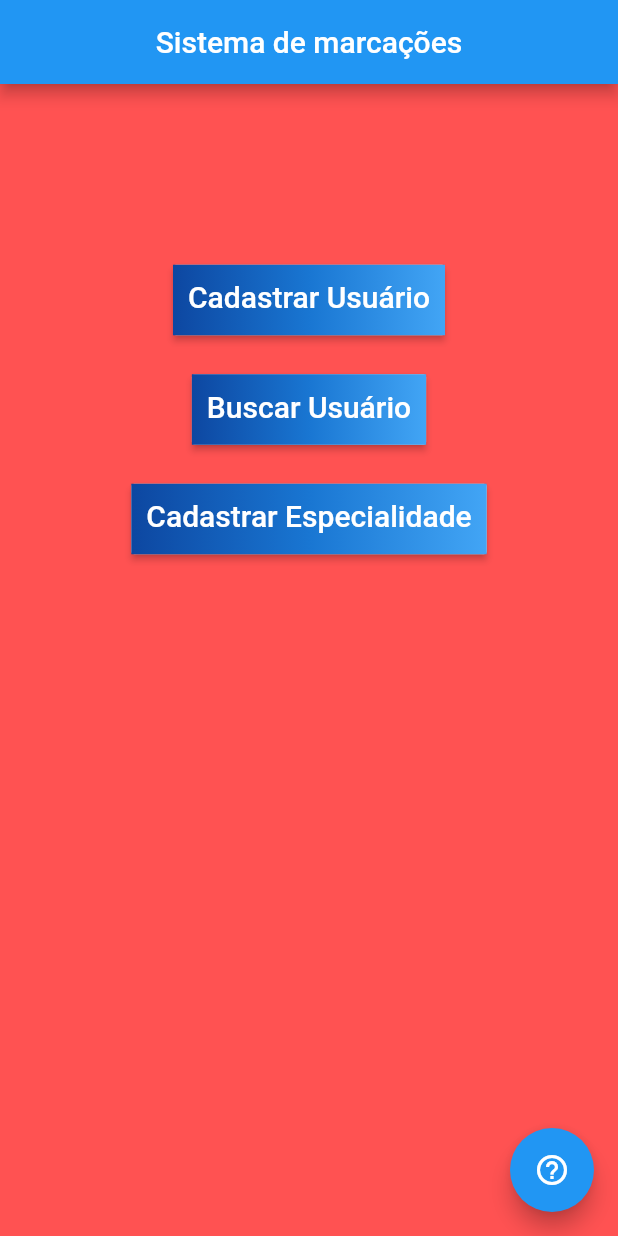
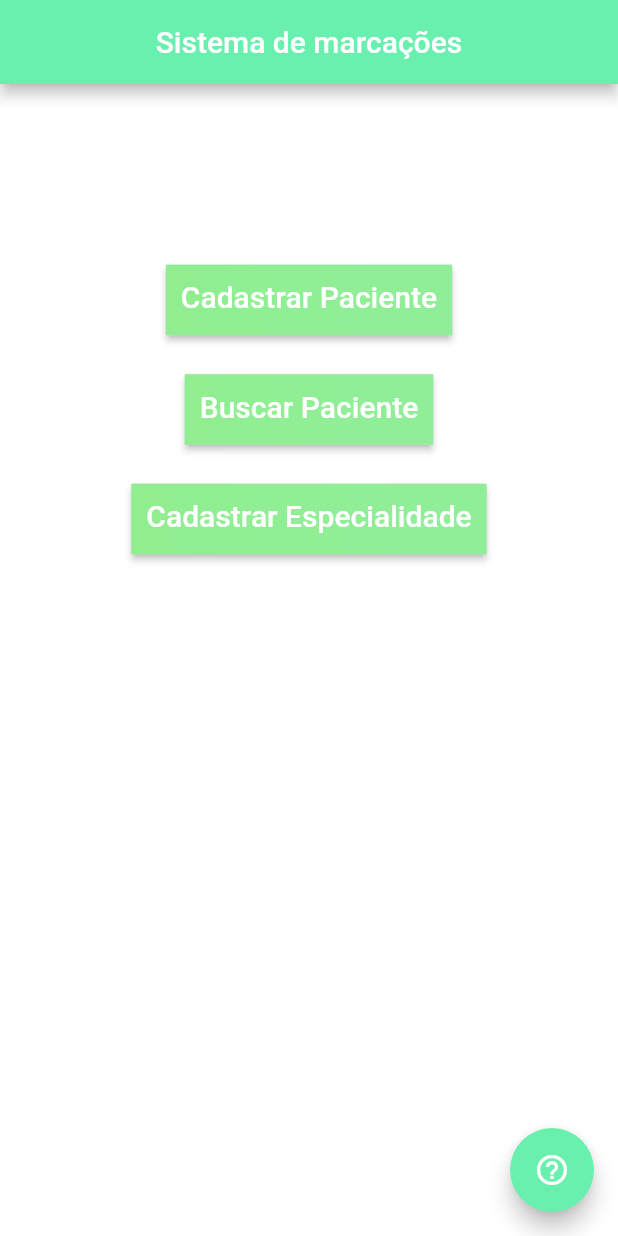
Before and after one commit to denpufa/Project-PDS-UFRN, a Flutter app: the screen it shows after launch, on a phone screen of 412 x 824 dp. Run offline on Flutter 3.47's test engine with Material 2 defaults, Android fonts, the phone set to English and light mode, and no system bars.

Commit message:
começando a tela de cadastro de pacientes

```diff
--- a/lib/componentes/Button.dart
+++ b/lib/componentes/Button.dart
@@ -1,17 +1,17 @@
 import 'package:flutter/material.dart';
-import 'package:projetodps/telas/CadastroUsu.dart';
+import 'package:projetodps/telas/CadastroP.dart';
 class Button extends StatefulWidget {
-  final String t;
-  final int i;
-  final BuildContext c;
+  final String _t;
+  final int _i;
+
 
   @override
   _Button createState() => _Button();
-  Button(this.t,this.i,this.c,{Key key}):super(key:key);
+  Button(this._t,this._i,{Key key}):super(key:key);
 
-  String getT(){return t;}
-  int getI(){return i;}
-  BuildContext getC(){return c;}
+  String getT(){return _t;}
+  int getI(){return _i;}
+
 
 }
 
@@ -20,8 +20,7 @@ class Button extends StatefulWidget {
   @override
   Widget build(BuildContext context) {
     return RaisedButton(
-         onPressed: (){_tipo(widget.getI());}
-        ,
+         onPressed: (){_tipo(widget.getI());},
         textColor: Colors.white,
         padding: const EdgeInsets.all(0.0),
         child: Container(
@@ -29,9 +28,9 @@ class Button extends StatefulWidget {
           decoration: const BoxDecoration(
             gradient: LinearGradient(
               colors: <Color>[
-                Color(0xFF0D47A1),
-                Color(0xFF1976D2),
-                Color(0xFF42A5F5),
+                Color(0xFF90EE90),
+                Color(0xFF90EE95),
+                Color(0xFF90EE99),
               ],
             ),
           ),
@@ -44,17 +43,13 @@ class Button extends StatefulWidget {
       );
   }
 
-  void _cadastro(){Navigator.push(context,MaterialPageRoute(builder:(context) =>  CadastroUsu()));}
-
-  void _busca(){}
-
-  void _cadastroEsp(){}
-
-  void _tipo(int i){
-      switch(i){
-                case 1: _cadastro(); break;
-                case 2:_busca(); break;
-                case 3:_cadastroEsp(); break;
+  void _tipo(int i)
+  {
+      switch(i)
+      {
+                case 1:Navigator.push(context,MaterialPageRoute(builder:(context) =>  CadastroP()));  break;
+                case 2: break;
+                case 3: break;
                 break;
         }
     }
--- a/lib/telas/main.dart
+++ b/lib/telas/main.dart
@@ -28,26 +28,29 @@ class _MyHomePageState extends State<MyHomePage> {
   Widget build(BuildContext context) {
 
     return Scaffold(
-            backgroundColor: Colors.redAccent,
+            backgroundColor: Colors.white,
             appBar: AppBar(
                  title: const Text('Sistema de marcações'),
                  centerTitle: true,
+                 backgroundColor: Colors.greenAccent,
             ),
-            body:Center(
+            body:SingleChildScrollView(
+              child: Center(
                   child:Padding(
                     padding: EdgeInsets.fromLTRB(0.0, 120.0, 0.0, 0.0),
                     child: Column(
                       children: <Widget>[
-                    Button('Cadastrar Usuário',1,context),
+                        Button('Cadastrar Paciente',1),
                         SizedBox(height:25),
-                    Button('Buscar Usuário',2,context),
+                        Button('Buscar Paciente',2),
                         SizedBox(height:25),
-                    Button('Cadastrar Especialidade',3,context),
+                        Button('Cadastrar Especialidade',3),
                       ]
                     )
                   )
                 ),
-            floatingActionButton: FloatingActionButton(onPressed:null,child:Icon(Icons.help_outline)),
+            ),
+            floatingActionButton: FloatingActionButton(onPressed:null,child:Icon(Icons.help_outline),backgroundColor: Colors.greenAccent,),
           );
   }
 }
```
Also changed, not shown: lib/componentes/Inputtoform.dart (added, +36 -0 lines), lib/telas/CadastroP.dart (added, +40 -0 lines), lib/telas/CadastroUsu.dart (deleted, +0 -29 lines). Lines whose indentation alone changed are shown as unchanged.
